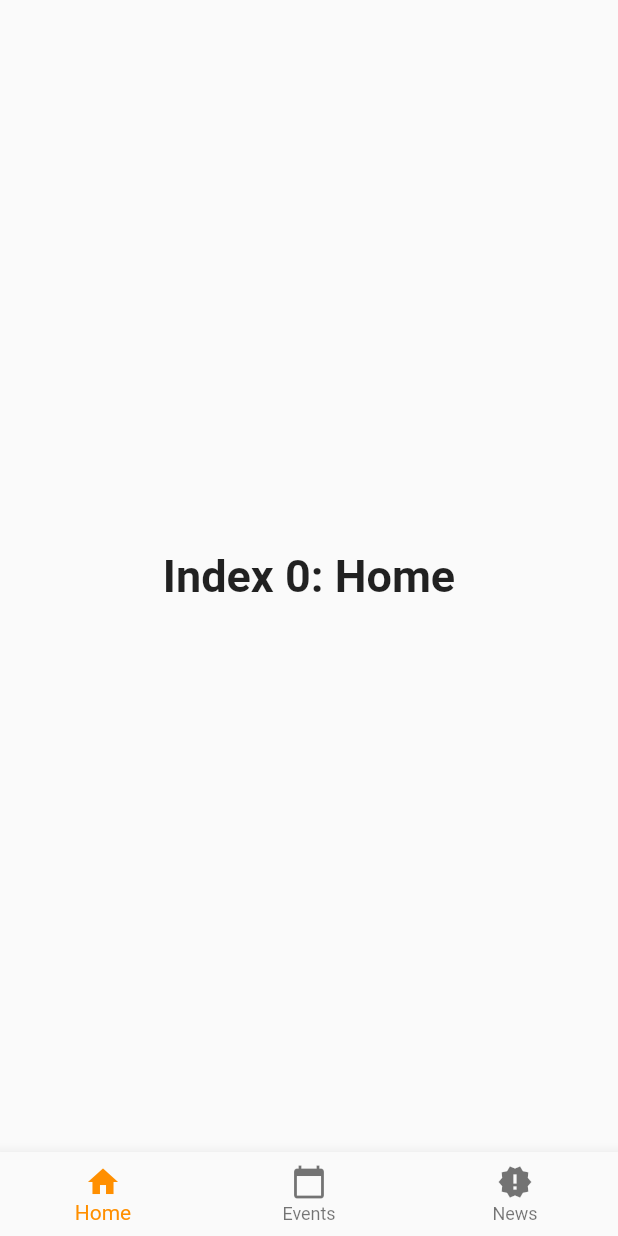
After one commit to gyugie/ktm_apps, a Flutter app: the BottomMenus screen opened directly, on a phone screen of 412 x 824 dp. The commit adds this screen. Run offline on Flutter 3.47's test engine with Material 2 defaults, Android fonts, the phone set to English and light mode, and no system bars.

Commit message:
add menus for bottom menu position

```diff
--- a/lib/auth/login.dart
+++ b/lib/auth/login.dart
@@ -106,6 +106,7 @@ class _LoginAppState extends State<LoginApp> {
                       shape: RoundedRectangleBorder(borderRadius: BorderRadius.circular(20)),
                       onPressed: () {
                         if(_userEmail.text == 'mugypleci@gmail.com' && _userPassword.text == '123'){
+
                         } else {
                          print(false);
                         }
@@ -124,6 +125,8 @@ class _LoginAppState extends State<LoginApp> {
       ],
 
     );
+
+
   }
 }
 
--- /dev/null
+++ b/lib/main/menus.dart
@@ -0,0 +1,71 @@
+import 'package:flutter/material.dart';
+
+class Menus extends StatelessWidget {
+  @override
+  Widget build(BuildContext context) {
+    return MaterialApp(
+      home: BottomMenus(),
+    );
+  }
+}
+
+class BottomMenus extends StatefulWidget {
+  BottomMenus({Key key}) : super(key: key);
+
+  @override
+  _BottomMenusState createState() => _BottomMenusState();
+}
+
+class _BottomMenusState extends State<BottomMenus> {
+  int _selectedIndex = 0;
+  static const TextStyle optionStyle =
+          TextStyle(fontSize: 30, fontWeight: FontWeight.bold);
+  static const List<Widget> _widgetOptions = <Widget> [
+    Text(
+      'Index 0: Home',
+      style: optionStyle,
+    ),
+    Text(
+      'Index 1: Event',
+      style: optionStyle
+    ),
+    Text(
+      'Index 2: News',
+      style: optionStyle,
+    )
+  ];
+
+  void _onItemTapped(int index){
+    setState(() {
+      _selectedIndex = index;
+    });
+  }
+
+  @override
+  Widget build(BuildContext context) {
+    return Scaffold(
+      body: Center(
+        child: _widgetOptions.elementAt(_selectedIndex),
+      ),
+      bottomNavigationBar: BottomNavigationBar(
+        items: const <BottomNavigationBarItem>[
+          BottomNavigationBarItem(
+            icon: Icon(Icons.home),
+            title: Text('Home')
+          ),
+          BottomNavigationBarItem(
+            icon: Icon(Icons.calendar_today),
+            title: Text('Events')
+          ),
+          BottomNavigationBarItem(
+            icon: Icon(Icons.new_releases),
+            title: Text('News')
+          ),
+        ],
+        currentIndex: _selectedIndex,
+        selectedItemColor: Colors.amber[800],
+        onTap: _onItemTapped,
+      ),
+    );
+  }
+}
```
